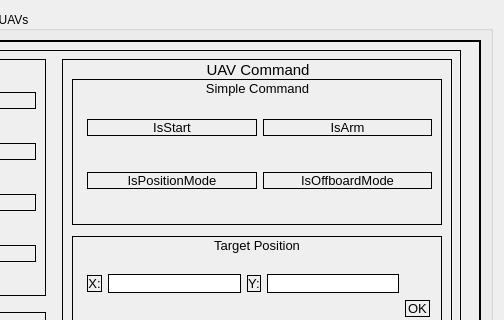
Before: the Qt Designer form src/ui_uavs/src/uavs_main_window.ui in DTUAV/catkin_ws_dt_uavs, drawn with Qt 5; both pictures show x 476 to 980 and y 0 to 320 of the 980 by 590 pixel window.
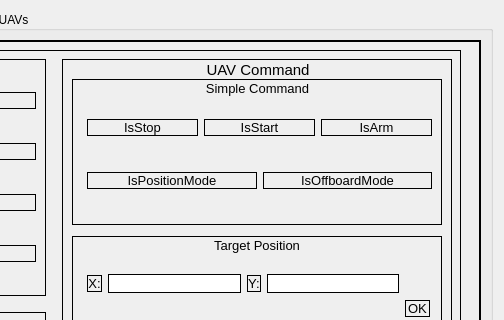
After: the same form once the commit is applied.

```diff
--- a/src/ui_uavs/src/uavs_main_window.ui
+++ b/src/ui_uavs/src/uavs_main_window.ui
@@ -1164,6 +1164,19 @@
                            </item>
                            <item>
                             <layout class="QHBoxLayout" name="horizontalLayout_10">
+                             <item>
+                              <widget class="QPushButton" name="pb_is_stop">
+                               <property name="sizePolicy">
+                                <sizepolicy hsizetype="Expanding" vsizetype="Fixed">
+                                 <horstretch>0</horstretch>
+                                 <verstretch>0</verstretch>
+                                </sizepolicy>
+                               </property>
+                               <property name="text">
+                                <string>IsStop</string>
+                               </property>
+                              </widget>
+                             </item>
                              <item>
                               <widget class="QPushButton" name="pb_is_start">
                                <property name="sizePolicy">
```
